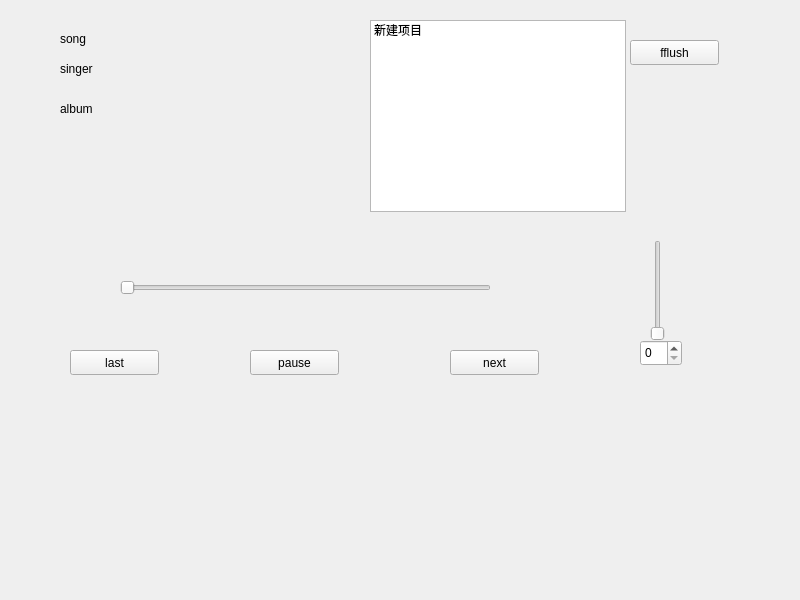
Above: mainwindow.ui from 919603023/MyQT_Mplayer_Project before the change. Below: the same form after it.
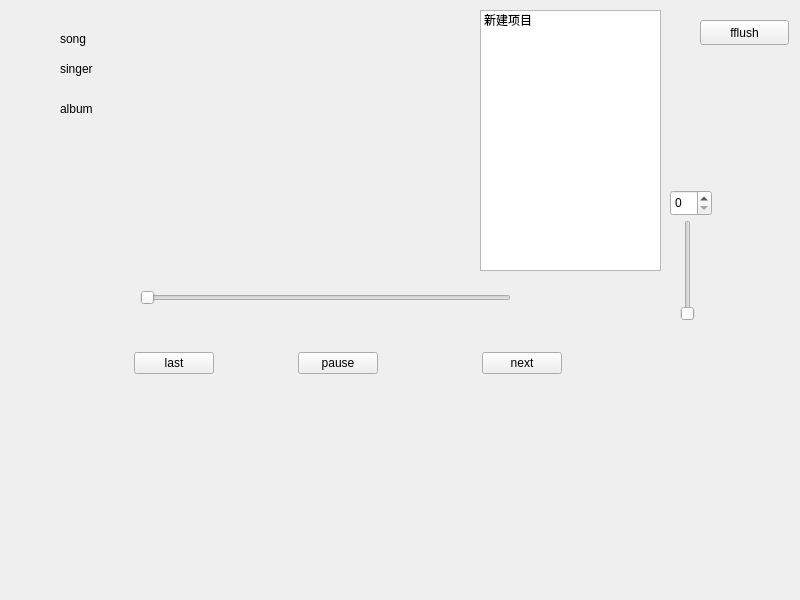
That is the form after the change.

```diff
--- a/mainwindow.ui
+++ b/mainwindow.ui
@@ -14,50 +14,11 @@
    <string>MainWindow</string>
   </property>
   <widget class="QWidget" name="centralwidget">
-   <widget class="QPushButton" name="pushButton_last">
-    <property name="geometry">
-     <rect>
-      <x>70</x>
-      <y>350</y>
-      <width>89</width>
-      <height>25</height>
-     </rect>
-    </property>
-    <property name="text">
-     <string>last</string>
-    </property>
-   </widget>
-   <widget class="QPushButton" name="pushButton_pause">
-    <property name="geometry">
-     <rect>
-      <x>250</x>
-      <y>350</y>
-      <width>89</width>
-      <height>25</height>
-     </rect>
-    </property>
-    <property name="text">
-     <string>pause</string>
-    </property>
-   </widget>
-   <widget class="QPushButton" name="pushButton_next">
-    <property name="geometry">
-     <rect>
-      <x>450</x>
-      <y>350</y>
-      <width>89</width>
-      <height>25</height>
-     </rect>
-    </property>
-    <property name="text">
-     <string>next</string>
-    </property>
-   </widget>
    <widget class="QSlider" name="progress_bar">
     <property name="geometry">
      <rect>
-      <x>120</x>
-      <y>280</y>
+      <x>140</x>
+      <y>290</y>
       <width>371</width>
       <height>16</height>
      </rect>
@@ -69,8 +30,8 @@
    <widget class="QLabel" name="label_nowtime">
     <property name="geometry">
      <rect>
-      <x>40</x>
-      <y>280</y>
+      <x>60</x>
+      <y>290</y>
       <width>67</width>
       <height>17</height>
      </rect>
@@ -82,8 +43,8 @@
    <widget class="QLabel" name="label_totaltime">
     <property name="geometry">
      <rect>
-      <x>510</x>
-      <y>280</y>
+      <x>530</x>
+      <y>290</y>
       <width>67</width>
       <height>17</height>
      </rect>
@@ -186,8 +147,8 @@
    <widget class="QSlider" name="huds">
     <property name="geometry">
      <rect>
-      <x>650</x>
-      <y>240</y>
+      <x>680</x>
+      <y>220</y>
       <width>16</width>
       <height>101</height>
      </rect>
@@ -199,8 +160,8 @@
    <widget class="QSpinBox" name="spinBox_huds">
     <property name="geometry">
      <rect>
-      <x>640</x>
-      <y>340</y>
+      <x>670</x>
+      <y>190</y>
       <width>42</width>
       <height>26</height>
      </rect>
@@ -209,10 +170,10 @@
    <widget class="QListWidget" name="listWidget">
     <property name="geometry">
      <rect>
-      <x>370</x>
-      <y>20</y>
-      <width>256</width>
-      <height>192</height>
+      <x>480</x>
+      <y>10</y>
+      <width>181</width>
+      <height>261</height>
      </rect>
     </property>
     <item>
@@ -224,8 +185,8 @@
    <widget class="QPushButton" name="pushButton">
     <property name="geometry">
      <rect>
-      <x>630</x>
-      <y>40</y>
+      <x>700</x>
+      <y>20</y>
       <width>89</width>
       <height>25</height>
      </rect>
@@ -234,6 +195,91 @@
      <string>fflush</string>
     </property>
    </widget>
+   <widget class="QWidget" name="">
+    <property name="geometry">
+     <rect>
+      <x>60</x>
+      <y>350</y>
+      <width>590</width>
+      <height>27</height>
+     </rect>
+    </property>
+    <layout class="QHBoxLayout" name="horizontalLayout">
+     <item>
+      <spacer name="horizontalSpacer">
+       <property name="orientation">
+        <enum>Qt::Horizontal</enum>
+       </property>
+       <property name="sizeHint" stdset="0">
+        <size>
+         <width>48</width>
+         <height>20</height>
+        </size>
+       </property>
+      </spacer>
+     </item>
+     <item>
+      <widget class="QPushButton" name="pushButton_last">
+       <property name="text">
+        <string>last</string>
+       </property>
+      </widget>
+     </item>
+     <item>
+      <spacer name="horizontalSpacer_2">
+       <property name="orientation">
+        <enum>Qt::Horizontal</enum>
+       </property>
+       <property name="sizeHint" stdset="0">
+        <size>
+         <width>78</width>
+         <height>20</height>
+        </size>
+       </property>
+      </spacer>
+     </item>
+     <item>
+      <widget class="QPushButton" name="pushButton_pause">
+       <property name="text">
+        <string>pause</string>
+       </property>
+      </widget>
+     </item>
+     <item>
+      <spacer name="horizontalSpacer_3">
+       <property name="orientation">
+        <enum>Qt::Horizontal</enum>
+       </property>
+       <property name="sizeHint" stdset="0">
+        <size>
+         <width>98</width>
+         <height>20</height>
+        </size>
+       </property>
+      </spacer>
+     </item>
+     <item>
+      <widget class="QPushButton" name="pushButton_next">
+       <property name="text">
+        <string>next</string>
+       </property>
+      </widget>
+     </item>
+     <item>
+      <spacer name="horizontalSpacer_4">
+       <property name="orientation">
+        <enum>Qt::Horizontal</enum>
+       </property>
+       <property name="sizeHint" stdset="0">
+        <size>
+         <width>88</width>
+         <height>20</height>
+        </size>
+       </property>
+      </spacer>
+     </item>
+    </layout>
+   </widget>
   </widget>
   <widget class="QMenuBar" name="menubar">
    <property name="geometry">
```
